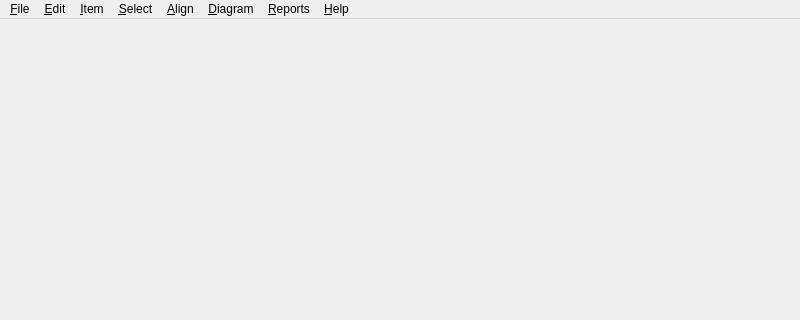
Old version of the form gui/mainform.ui in the repository martinvanzijl/genealogy-maker; both pictures show x 0 to 800 and y 0 to 320 of the 800 by 500 pixel window.
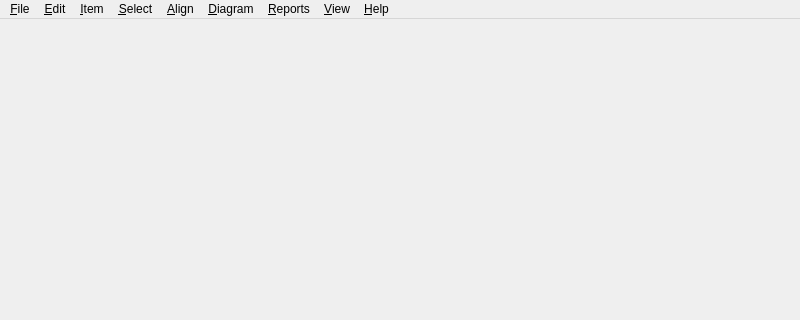
New version of the form. Icons and pictures are not drawn.

Commit message: Add menu item to show or hide sidebar. (#45)

The edit to the form file:
```diff
--- a/gui/mainform.ui
+++ b/gui/mainform.ui
@@ -113,6 +113,12 @@
     <addaction name="actionPersonListReport"/>
     <addaction name="actionTimelineReport"/>
    </widget>
+   <widget class="QMenu" name="menuView">
+    <property name="title">
+     <string>&amp;View</string>
+    </property>
+    <addaction name="showSideBarAction"/>
+   </widget>
    <addaction name="menuFile"/>
    <addaction name="menuEdit"/>
    <addaction name="itemMenu"/>
@@ -120,6 +126,7 @@
    <addaction name="menuAlign"/>
    <addaction name="menuDiagram"/>
    <addaction name="menu_Reports"/>
+   <addaction name="menuView"/>
    <addaction name="menuHelp"/>
   </widget>
   <widget class="QStatusBar" name="statusbar"/>
```
Left out of the diff: 11 changed lines with no effect on the pictures. The commit also changes 5 other files.
